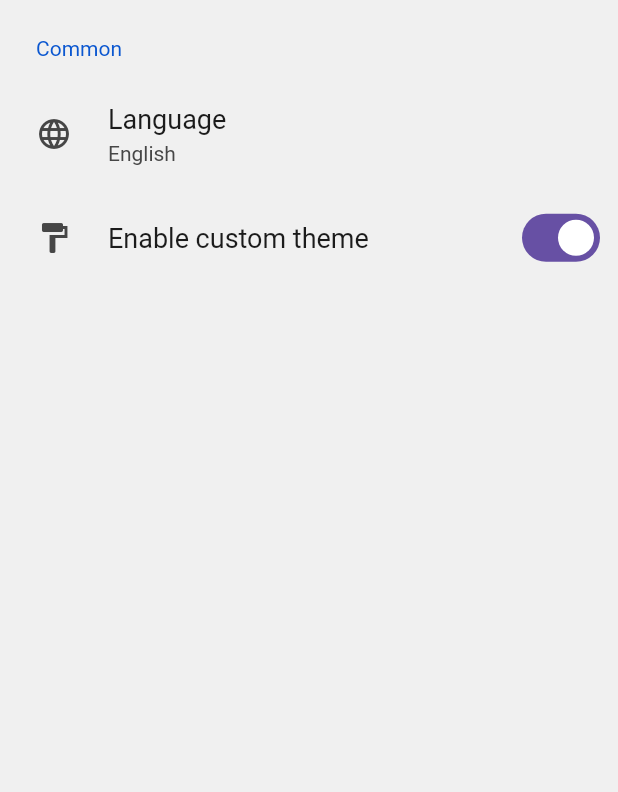
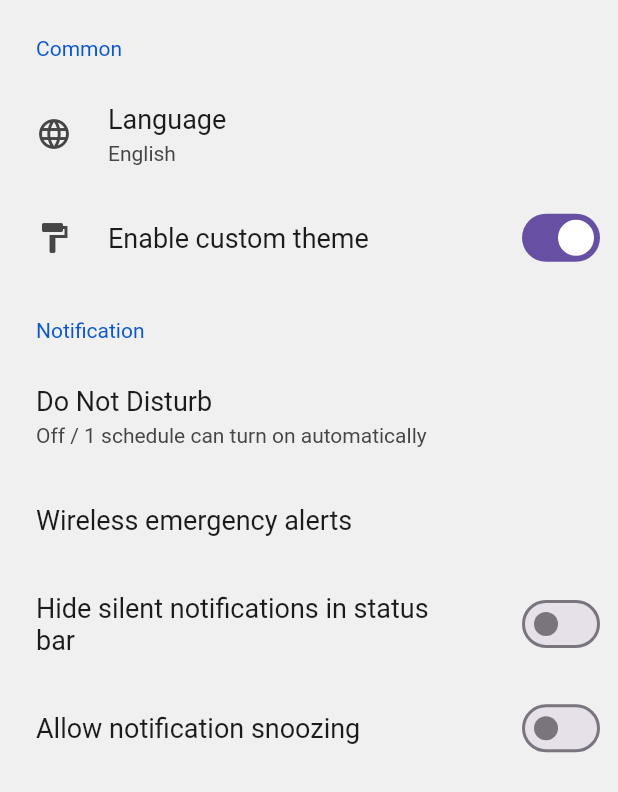
Before and after one commit to kareemzok/beautifull-contact-form, a Flutter app: the SettingPage widget shown alone on an empty page, opened directly, on a phone screen of 412 x 824 dp. Shown: the top 792 px of the screen. Run offline on Flutter 3.47's test engine with Material 3 defaults, Android fonts, the phone set to English and light mode, and no system bars; drawn by our look-alikes of settings_ui; our stand-ins replace flutter_screenutil, google_nav_bar, oktoast.

Commit message:
Update setting page clean code

```diff
--- a/lib/Home.dart
+++ b/lib/Home.dart
@@ -1,12 +1,8 @@
-
-import 'dart:io';
 
 import 'package:flutter/cupertino.dart';
 import 'package:flutter/material.dart';
 import 'package:flutter_screenutil/flutter_screenutil.dart';
 import 'Contact/HomeButton.dart';
-import 'Contact/ContactUsForm.dart';
-
 
 // Create a Form widget.
 class HomePage extends StatefulWidget {
@@ -30,7 +26,6 @@ class HomeFormState extends State<HomePage> {
           title: 'Welcome to the demo',
           onTap: () {
 
-
           },
         )
     );
--- a/lib/Settings/Settings.dart
+++ b/lib/Settings/Settings.dart
@@ -1,5 +1,3 @@
-
-import 'dart:io';
 
 import 'package:flutter/cupertino.dart';
 import 'package:settings_ui/settings_ui.dart';
@@ -41,6 +39,30 @@ class SettingFormState extends State<SettingPage> {
                 ),
               ],
             ),
+            SettingsSection(
+              title: Text('Notification'),
+              tiles: [
+                SettingsTile(
+                  title: Text('Do Not Disturb'),
+                  description: Text('Off / 1 schedule can turn on automatically'),
+                ),
+                SettingsTile(
+                  title: Text('Wireless emergency alerts'),
+                ),
+                SettingsTile.switchTile(
+                  initialValue: false,
+                  onToggle: (_) {},
+                  title: Text('Hide silent notifications in status bar'),
+                ),
+                SettingsTile.switchTile(
+                  initialValue: false,
+                  onToggle: (_) {},
+                  title: Text('Allow notification snoozing'),
+                ),
+
+              ],
+            ),
+
           ],
         );
 
```
Also changed, not shown: lib/main.dart (+3 -5 lines).
